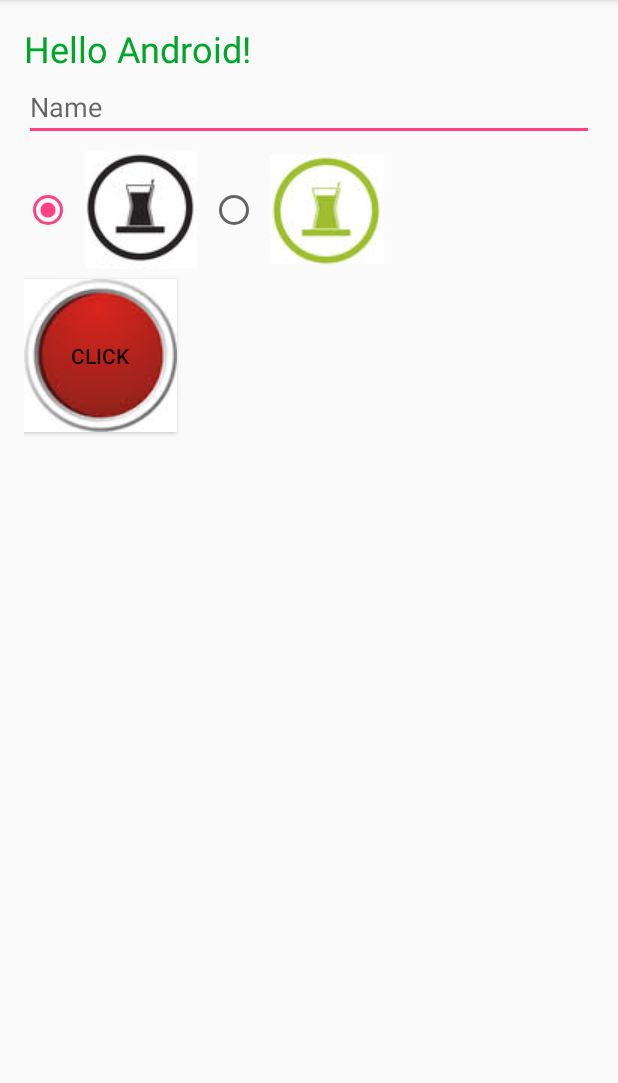
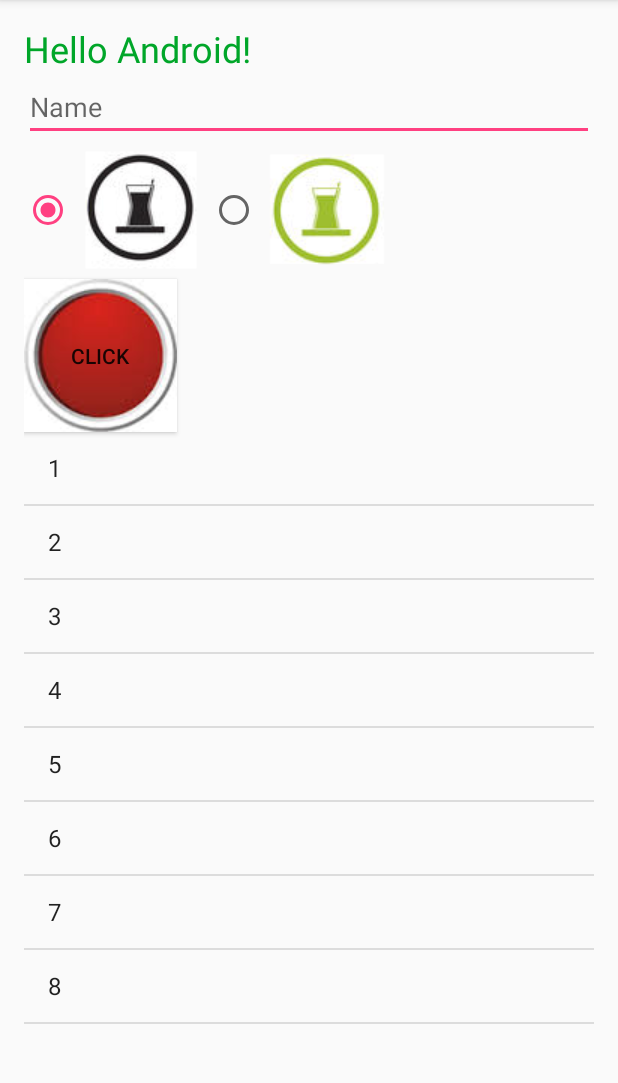
Before and after one commit to pibomb/android-class, an Android app: the screen it shows after launch (MainActivity), on a phone screen of 412 x 824 dp, the part 84-1167 px from its top. Run offline under Robolectric (Android 15) with nearby library versions, the phone set to English and light mode, and no system bars.

Commit message:
Add Listview
Added a listview item.

```diff
--- a/SimpleUI/app/src/main/java/com/example/mcmor/simpleui/MainActivity.java
+++ b/SimpleUI/app/src/main/java/com/example/mcmor/simpleui/MainActivity.java
@@ -3,7 +3,9 @@ package com.example.mcmor.simpleui;
 import android.support.v7.app.AppCompatActivity;
 import android.os.Bundle;
 import android.view.View;
+import android.widget.ArrayAdapter;
 import android.widget.EditText;
+import android.widget.ListView;
 import android.widget.RadioGroup;
 import android.widget.TextView;
 
@@ -12,6 +14,7 @@ public class MainActivity extends AppCompatActivity {
     TextView textView;
     EditText editText;
     RadioGroup radioGroup;
+    ListView listView;
 
     String drink = "Black Tea";
 
@@ -23,6 +26,7 @@ public class MainActivity extends AppCompatActivity {
         textView = (TextView) findViewById(R.id.textView);
         editText = (EditText) findViewById(R.id.editText);
         radioGroup = (RadioGroup) findViewById(R.id.radioGroup);
+        listView = (ListView) findViewById(R.id.listView);
 
         radioGroup.setOnCheckedChangeListener(new RadioGroup.OnCheckedChangeListener() {
             @Override
@@ -34,12 +38,21 @@ public class MainActivity extends AppCompatActivity {
                 }
             }
         });
+
+        setupListView();
+    }
+
+    private void setupListView() {
+        String[] data = new String[] {"1", "2", "3", "4", "5", "6", "7", "8"};
+
+        ArrayAdapter<String> adapter = new ArrayAdapter<String>(this, android.R.layout.simple_list_item_1, data);
+        listView.setAdapter(adapter);
     }
 
     public void click(View view) {
         String text = editText.getText().toString();
 
-        if(text.equals(""))
+        if (text.equals(""))
             text = "Name";
 
         text += " Order: " + drink;
--- a/SimpleUI/app/src/main/res/layout/activity_main.xml
+++ b/SimpleUI/app/src/main/res/layout/activity_main.xml
@@ -68,4 +68,12 @@
 
     </RadioGroup>
 
+    <ListView
+        android:layout_width="match_parent"
+        android:layout_height="match_parent"
+        android:id="@+id/listView"
+        android:layout_below="@+id/button"
+        android:layout_alignParentLeft="true"
+        android:layout_alignParentStart="true" />
+
 </RelativeLayout>
```
